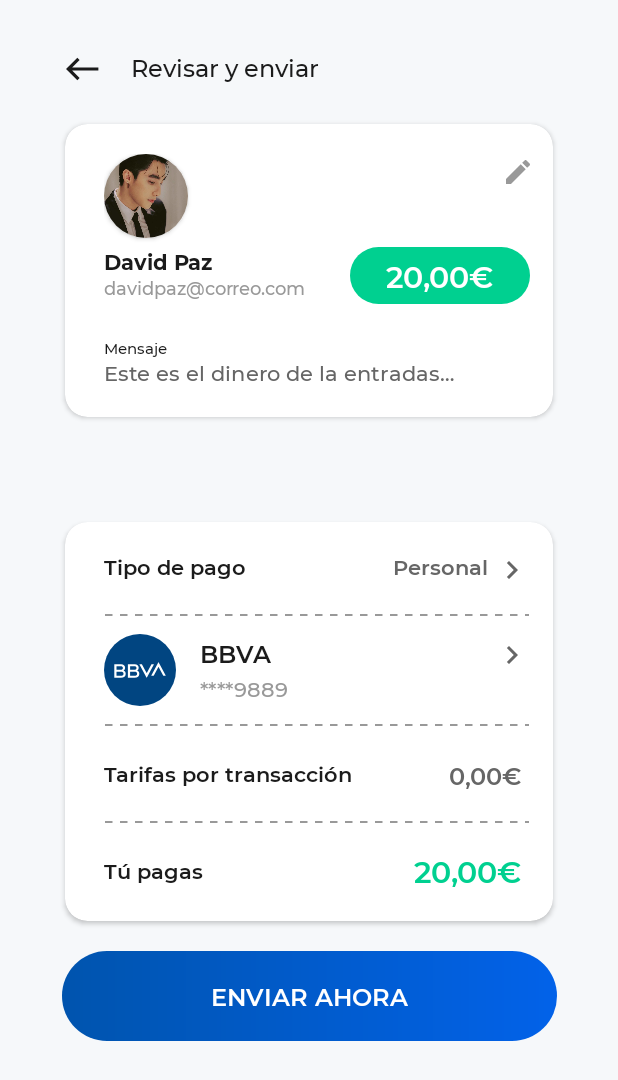
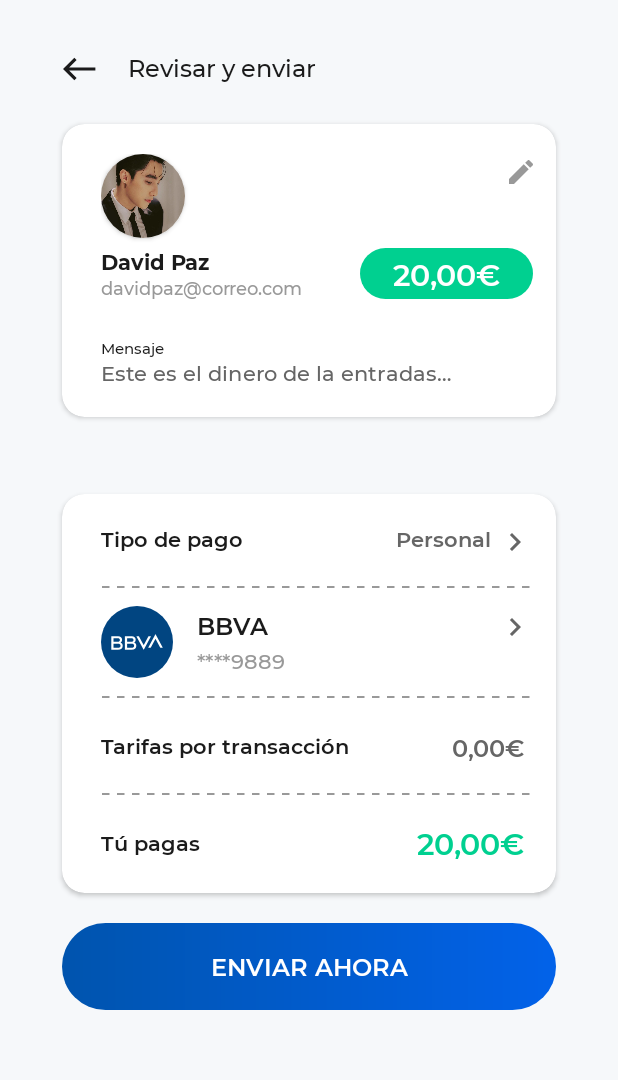
Before and after one commit to thanhdatt31/Kotlin03, an Android app: the PayActivity screen opened directly, with no data from a screen before it, on a phone screen of 412 x 824 dp. Shown: the top 1080 px of the screen. Run offline under Robolectric (Android 15) with nearby library versions, the phone set to English and light mode, and no system bars.

Commit message:
update support multi screen

```diff
--- a/app/src/main/java/com/example/kotlin03/CardActivity.kt
+++ b/app/src/main/java/com/example/kotlin03/CardActivity.kt
@@ -2,10 +2,14 @@ package com.example.kotlin03
 
 import androidx.appcompat.app.AppCompatActivity
 import android.os.Bundle
+import kotlinx.android.synthetic.main.activity_card.*
 
 class CardActivity : AppCompatActivity() {
     override fun onCreate(savedInstanceState: Bundle?) {
         super.onCreate(savedInstanceState)
         setContentView(R.layout.activity_card)
+        ic_back.setOnClickListener {
+            finish()
+        }
     }
 }
--- a/app/src/main/java/com/example/kotlin03/PayActivity.kt
+++ b/app/src/main/java/com/example/kotlin03/PayActivity.kt
@@ -2,10 +2,15 @@ package com.example.kotlin03
 
 import androidx.appcompat.app.AppCompatActivity
 import android.os.Bundle
+import kotlinx.android.synthetic.main.activity_pay.*
+
 
 class PayActivity : AppCompatActivity() {
     override fun onCreate(savedInstanceState: Bundle?) {
         super.onCreate(savedInstanceState)
         setContentView(R.layout.activity_pay)
+        ic_back.setOnClickListener {
+            finish()
+        }
     }
 }
--- a/app/src/main/res/layout/activity_card.xml
+++ b/app/src/main/res/layout/activity_card.xml
@@ -32,6 +32,7 @@
         app:layout_constraintTop_toTopOf="parent" />
 
     <ImageView
+        android:id="@+id/ic_back"
         android:layout_width="wrap_content"
         android:layout_height="wrap_content"
         android:layout_marginEnd="10dp"
--- a/app/src/main/res/layout/activity_pay.xml
+++ b/app/src/main/res/layout/activity_pay.xml
@@ -21,6 +21,13 @@
         android:orientation="horizontal"
         app:layout_constraintGuide_percent=".07" />
 
+    <androidx.constraintlayout.widget.Guideline
+        android:id="@+id/guideline_middle"
+        android:layout_width="wrap_content"
+        android:layout_height="wrap_content"
+        android:orientation="horizontal"
+        app:layout_constraintGuide_percent=".40" />
+
     <ImageView
         android:id="@+id/ic_back"
         android:layout_width="wrap_content"
@@ -31,21 +38,20 @@
         app:layout_constraintLeft_toLeftOf="@id/card_1" />
 
     <TextView
-        app:layout_constraintLeft_toRightOf="@id/ic_back"
-        app:layout_constraintTop_toTopOf="@id/ic_back"
-        android:layout_marginStart="20dp"
         android:layout_width="wrap_content"
         android:layout_height="wrap_content"
+        android:layout_marginStart="20dp"
         android:fontFamily="@font/montserrat_medium"
+        android:text="Revisar y enviar "
+        android:textColor="#1b1b1b"
+        android:textSize="16sp"
         android:textStyle="normal"
-        android:textSize="16sp"
-        android:textColor="#1b1b1b"
-        android:text="Revisar y enviar "
-        />
+        app:layout_constraintLeft_toRightOf="@id/ic_back"
+        app:layout_constraintTop_toTopOf="@id/ic_back" />
 
     <androidx.cardview.widget.CardView
         android:id="@+id/card_1"
-        android:layout_width="325dp"
+        android:layout_width="0dp"
         android:layout_height="wrap_content"
         app:cardCornerRadius="15dp"
         app:contentPadding="20dp"
@@ -54,7 +60,8 @@
         app:contentPaddingRight="15dp"
         app:layout_constraintLeft_toLeftOf="parent"
         app:layout_constraintRight_toRightOf="parent"
-        app:layout_constraintTop_toTopOf="@id/guideline_bottom">
+        app:layout_constraintTop_toTopOf="@id/guideline_bottom"
+        app:layout_constraintWidth_percent="0.8">
 
         <androidx.constraintlayout.widget.ConstraintLayout
             android:layout_width="match_parent"
@@ -91,12 +98,12 @@
                 android:layout_height="wrap_content"
                 android:layout_marginTop="6dp"
                 android:fontFamily="@font/montserrat_bold"
+                android:text="David Paz "
                 android:textColor="#1b1b1b"
                 android:textSize="14sp"
                 android:textStyle="bold"
                 app:layout_constraintLeft_toLeftOf="@id/img_avatar_2"
-                app:layout_constraintTop_toBottomOf="@id/img_avatar_2"
-                android:text="David Paz " />
+                app:layout_constraintTop_toBottomOf="@id/img_avatar_2" />
 
 
             <TextView
@@ -104,35 +111,38 @@
                 android:layout_width="wrap_content"
                 android:layout_height="wrap_content"
                 android:fontFamily="@font/montserrat_medium"
+                android:text="davidpaz@correo.com "
                 android:textColor="#999999"
                 android:textSize="12sp"
                 android:textStyle="normal"
                 app:layout_constraintLeft_toLeftOf="@id/tv_name"
-                app:layout_constraintTop_toBottomOf="@id/tv_name"
-                android:text="davidpaz@correo.com " />
+                app:layout_constraintTop_toBottomOf="@id/tv_name" />
 
 
             <ImageView
                 android:id="@+id/btn_green"
-                android:layout_width="120dp"
-                android:layout_height="38dp"
+                android:layout_width="0dp"
+                android:layout_height="0dp"
+                app:layout_constraintHeight_percent="0.22"
+                app:layout_constraintWidth_percent="0.4"
                 android:src="@drawable/green_button"
                 app:layout_constraintRight_toRightOf="parent"
-                app:layout_constraintTop_toTopOf="@id/tv_name" />
+                app:layout_constraintTop_toTopOf="@id/tv_name"
+                app:layout_constraintBottom_toBottomOf="@id/tv_email"/>
 
 
             <TextView
                 android:layout_width="wrap_content"
                 android:layout_height="wrap_content"
                 android:fontFamily="@font/montserrat_semibold"
+                android:text="20,00€"
                 android:textColor="#ffffff"
                 android:textSize="20sp"
                 android:textStyle="normal"
                 app:layout_constraintBottom_toBottomOf="@id/btn_green"
                 app:layout_constraintLeft_toLeftOf="@id/btn_green"
                 app:layout_constraintRight_toRightOf="@id/btn_green"
-                app:layout_constraintTop_toTopOf="@id/btn_green"
-                android:text="20,00€" />
+                app:layout_constraintTop_toTopOf="@id/btn_green" />
 
             <TextView
                 android:id="@+id/tv_message"
@@ -140,23 +150,23 @@
                 android:layout_height="wrap_content"
                 android:layout_marginTop="25dp"
                 android:fontFamily="@font/montserrat_medium"
+                android:text="Mensaje"
                 android:textColor="#1b1b1b"
                 android:textSize="10sp"
                 android:textStyle="normal"
                 app:layout_constraintLeft_toLeftOf="@id/tv_name"
-                app:layout_constraintTop_toBottomOf="@id/tv_email"
-                android:text="Mensaje" />
+                app:layout_constraintTop_toBottomOf="@id/tv_email" />
 
             <TextView
                 android:layout_width="wrap_content"
                 android:layout_height="wrap_content"
                 android:fontFamily="@font/montserrat_medium"
+                android:text="Este es el dinero de la entradas…"
                 android:textColor="#666666"
                 android:textSize="14sp"
                 android:textStyle="normal"
                 app:layout_constraintLeft_toLeftOf="@id/tv_name"
-                app:layout_constraintTop_toBottomOf="@id/tv_message"
-                android:text="Este es el dinero de la entradas…" />
+                app:layout_constraintTop_toBottomOf="@id/tv_message" />
 
 
         </androidx.constraintlayout.widget.ConstraintLayout>
@@ -164,9 +174,8 @@
 
     <androidx.cardview.widget.CardView
         android:id="@+id/card_2"
-        android:layout_width="325dp"
+        android:layout_width="0dp"
         android:layout_height="wrap_content"
-        android:layout_marginTop="70dp"
         app:cardCornerRadius="15dp"
         app:contentPadding="20dp"
         app:contentPaddingBottom="20dp"
@@ -174,7 +183,8 @@
         app:contentPaddingRight="15dp"
         app:layout_constraintLeft_toLeftOf="parent"
         app:layout_constraintRight_toRightOf="parent"
-        app:layout_constraintTop_toBottomOf="@id/card_1">
+        app:layout_constraintTop_toBottomOf="@id/guideline_middle"
+        app:layout_constraintWidth_percent="0.8">
 
         <androidx.constraintlayout.widget.ConstraintLayout
             android:layout_width="match_parent"
@@ -185,12 +195,12 @@
                 android:layout_width="wrap_content"
                 android:layout_height="wrap_content"
                 android:fontFamily="@font/montserrat_semibold"
+                android:text="Tipo de pago "
                 android:textColor="#1b1b1b"
                 android:textSize="14sp"
                 android:textStyle="normal"
                 app:layout_constraintLeft_toLeftOf="parent"
-                app:layout_constraintTop_toTopOf="parent"
-                android:text="Tipo de pago " />
+                app:layout_constraintTop_toTopOf="parent" />
 
             <ImageView
                 android:id="@+id/img_arrow_right"
@@ -204,12 +214,12 @@
                 android:layout_width="wrap_content"
                 android:layout_height="wrap_content"
                 android:fontFamily="@font/montserrat_semibold"
+                android:text="Personal "
                 android:textColor="#666666"
                 android:textSize="14sp"
                 android:textStyle="normal"
                 app:layout_constraintRight_toLeftOf="@id/img_arrow_right"
-                app:layout_constraintTop_toTopOf="parent"
-                android:text="Personal " />
+                app:layout_constraintTop_toTopOf="parent" />
 
             <ImageView
                 android:id="@+id/dotted"
@@ -238,26 +248,26 @@
                 android:layout_height="wrap_content"
                 android:layout_marginStart="16dp"
                 android:fontFamily="@font/montserrat_semibold"
+                android:text="BBVA"
                 android:textColor="#1b1b1b"
                 android:textSize="16sp"
                 android:textStyle="normal"
                 app:layout_constraintBottom_toTopOf="@id/tv_card_number"
                 app:layout_constraintLeft_toRightOf="@id/img_bitmap"
-                app:layout_constraintTop_toTopOf="@id/img_bitmap"
-                android:text="BBVA" />
+                app:layout_constraintTop_toTopOf="@id/img_bitmap" />
 
             <TextView
                 android:id="@+id/tv_card_number"
                 android:layout_width="wrap_content"
                 android:layout_height="wrap_content"
                 android:fontFamily="@font/montserrat_medium"
+                android:text="****9889"
                 android:textColor="#999999"
                 android:textSize="14sp"
                 android:textStyle="normal"
                 app:layout_constraintBottom_toBottomOf="@id/img_bitmap"
                 app:layout_constraintLeft_toLeftOf="@id/tv_BBVA"
-                app:layout_constraintTop_toBottomOf="@+id/tv_BBVA"
-                android:text="****9889" />
+                app:layout_constraintTop_toBottomOf="@+id/tv_BBVA" />
 
             <ImageView
                 android:id="@+id/img_arrow_right_2"
@@ -285,23 +295,23 @@
                 android:layout_height="wrap_content"
                 android:layout_marginTop="20dp"
                 android:fontFamily="@font/montserrat_semibold"
+                android:text="Tarifas por transacción "
                 android:textColor="#1b1b1b"
                 android:textSize="14sp"
                 android:textStyle="normal"
                 app:layout_constraintLeft_toLeftOf="parent"
-                app:layout_constraintTop_toBottomOf="@id/dotted_2"
-                android:text="Tarifas por transacción " />
+                app:layout_constraintTop_toBottomOf="@id/dotted_2" />
 
             <TextView
                 android:layout_width="wrap_content"
                 android:layout_height="wrap_content"
                 android:fontFamily="@font/montserrat_semibold"
+                android:text="0,00€ "
                 android:textColor="#666666"
                 android:textSize="16sp"
                 android:textStyle="normal"
                 app:layout_constraintRight_toRightOf="parent"
-                app:layout_constraintTop_toTopOf="@id/tv_tarifas"
-                android:text="0,00€ " />
+                app:layout_constraintTop_toTopOf="@id/tv_tarifas" />
 
             <ImageView
                 android:id="@+id/dotted_3"
@@ -321,36 +331,38 @@
                 android:layout_height="wrap_content"
                 android:layout_marginTop="20dp"
                 android:fontFamily="@font/montserrat_semibold"
+                android:text="Tú pagas"
                 android:textColor="#1b1b1b"
                 android:textSize="14sp"
                 android:textStyle="normal"
                 app:layout_constraintLeft_toLeftOf="parent"
-                app:layout_constraintTop_toBottomOf="@id/dotted_3"
-                android:text="Tú pagas" />
+                app:layout_constraintTop_toBottomOf="@id/dotted_3" />
 
             <TextView
                 android:layout_width="wrap_content"
                 android:layout_height="wrap_content"
                 android:fontFamily="@font/montserrat_semibold"
+                android:text="20,00€ "
                 android:textColor="#00d090"
                 android:textSize="20sp"
                 android:textStyle="normal"
                 app:layout_constraintBottom_toBottomOf="@id/tv_pagas"
                 app:layout_constraintRight_toRightOf="parent"
-                app:layout_constraintTop_toTopOf="@id/tv_pagas"
-                android:text="20,00€ " />
+                app:layout_constraintTop_toTopOf="@id/tv_pagas" />
         </androidx.constraintlayout.widget.ConstraintLayout>
     </androidx.cardview.widget.CardView>
 
     <ImageView
         android:id="@+id/btn_send"
-        android:layout_width="330dp"
-        android:layout_height="60dp"
+        android:layout_width="0dp"
+        android:layout_height="0dp"
         android:layout_marginTop="20dp"
         android:background="@drawable/blue_button"
+        app:layout_constraintHeight_percent="0.07"
         app:layout_constraintLeft_toLeftOf="parent"
         app:layout_constraintRight_toRightOf="parent"
-        app:layout_constraintTop_toBottomOf="@id/card_2" />
+        app:layout_constraintTop_toBottomOf="@id/card_2"
+        app:layout_constraintWidth_percent="0.8" />
 
     <TextView
         android:id="@+id/tv_pay"
```
Also changed, not shown: app/src/main/res/layout/activity_main.xml (+34 -17 lines).
